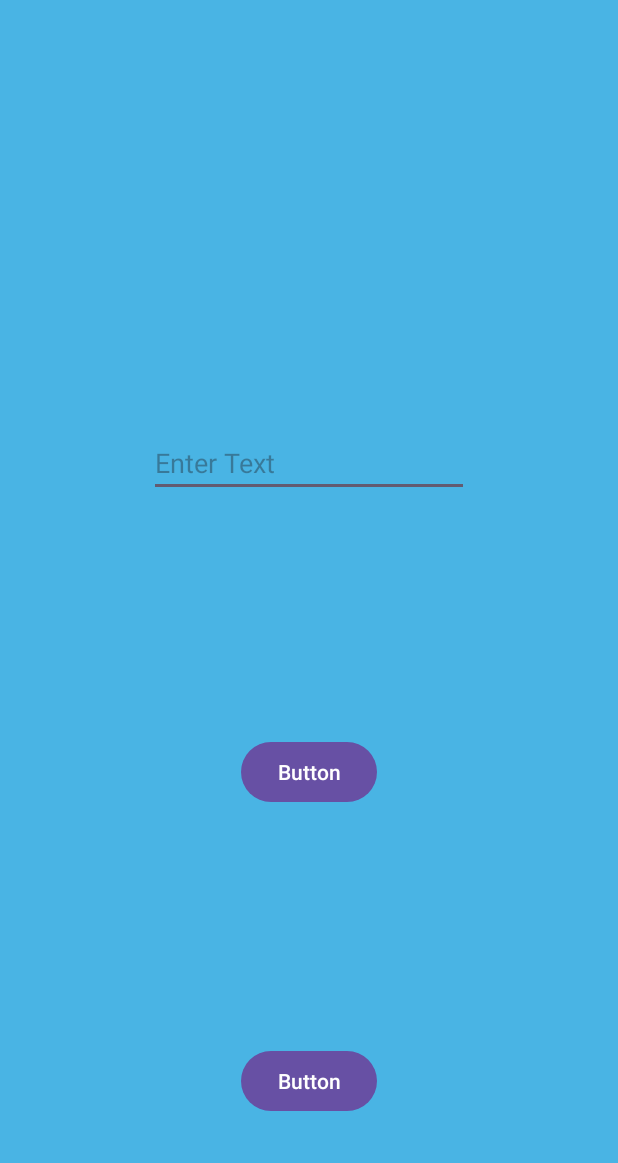
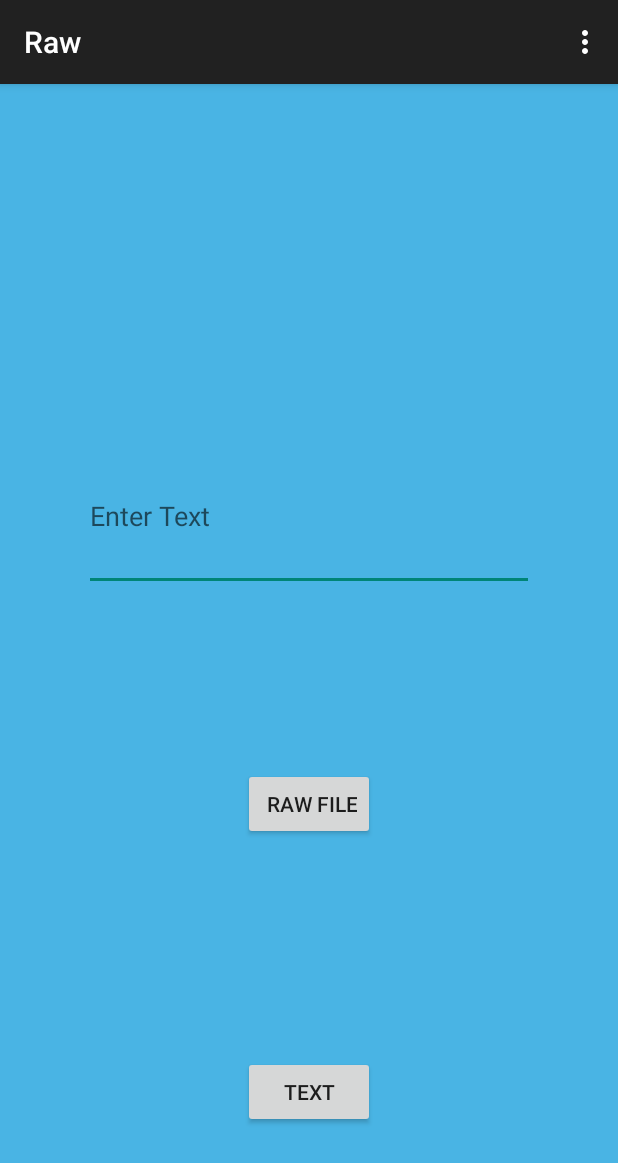
Before and after one commit to ls4564/Raw, an Android app: the screen it shows after launch (MainActivity), on a phone screen of 412 x 824 dp. Shown: the top 1163 px of the screen. Run offline under Robolectric (Android 15) with nearby library versions, the phone set to English and light mode, and no system bars.

Commit message:
add all the functional of the code

```diff
--- a/app/src/main/java/com/example/raw/MainActivity.java
+++ b/app/src/main/java/com/example/raw/MainActivity.java
@@ -1,6 +1,12 @@
 package com.example.raw;
 
+import android.content.Intent;
 import android.os.Bundle;
+import android.view.Menu;
+import android.view.MenuItem;
+import android.view.View;
+import android.widget.EditText;
+import android.widget.TextView;
 
 import androidx.activity.EdgeToEdge;
 import androidx.appcompat.app.AppCompatActivity;
@@ -8,13 +14,78 @@ import androidx.core.graphics.Insets;
 import androidx.core.view.ViewCompat;
 import androidx.core.view.WindowInsetsCompat;
 
+import java.io.BufferedReader;
+import java.io.IOException;
+import java.io.InputStream;
+import java.io.InputStreamReader;
+
 public class MainActivity extends AppCompatActivity {
-
+    TextView tv1;
+    EditText eD1;
+    private final String FILENAME = "text.txt";
     @Override
     protected void onCreate(Bundle savedInstanceState)
     {
         super.onCreate(savedInstanceState);
         setContentView(R.layout.activity_main);
+        weddings();
 
     }
+
+    public void weddings()
+    {
+        tv1 = findViewById(R.id.tv1);
+        eD1 = findViewById(R.id.eD1);
+    }
+
+
+    public void btn_raw_file(View view) {
+        String fileName = FILENAME.substring(0,FILENAME.length()-4);
+        int resourceId = this.getResources().getIdentifier(fileName,
+                "raw",this.getPackageName());
+
+        try
+        {
+            InputStream iS = this.getResources().openRawResource(resourceId);
+            InputStreamReader iSR = new InputStreamReader(iS);
+            BufferedReader bR = new BufferedReader(iSR);
+            StringBuffer sB = new StringBuffer();
+            String line = bR.readLine();
+            while (line != null) {
+                sB.append(line + '\n');
+                line = bR.readLine();
+            }
+            bR.close();
+            iSR.close();
+            iS.close();
+            tv1.setText(sB.toString());
+        } catch (IOException e)
+        {
+            throw new RuntimeException(e);
+        }
+    }
+
+    public void brn_text(View view)
+    {
+        String data = eD1.getText().toString();
+        tv1.setText(data);
+    }
+
+    @Override
+    public boolean onCreateOptionsMenu (Menu menu) {
+        getMenuInflater().inflate(R.menu.main,menu);
+        return super.onCreateOptionsMenu(menu);
+    }
+
+    public boolean onOptionsItemSelected (MenuItem item) {
+        int id = item.getItemId();
+
+        if(id == R.id.it2)
+        {
+            Intent si = new Intent(this, MainActivity2.class);
+            startActivity(si);
+        }
+        return true;
+    }
+
 }
--- a/app/src/main/res/layout/activity_main.xml
+++ b/app/src/main/res/layout/activity_main.xml
@@ -17,7 +17,7 @@
         android:orientation="horizontal">
 
         <TextView
-            android:id="@+id/textView"
+            android:id="@+id/tv1"
             android:layout_width="200dp"
             android:layout_height="100dp"
             android:gravity="center"
@@ -32,9 +32,9 @@
         android:orientation="horizontal">
 
         <EditText
-            android:id="@+id/editTextText"
-            android:layout_width="wrap_content"
-            android:layout_height="wrap_content"
+            android:id="@+id/eD1"
+            android:layout_width="300dp"
+            android:layout_height="100dp"
             android:ems="10"
             android:hint="Enter Text"
             android:inputType="text" />
@@ -48,10 +48,10 @@
         android:orientation="horizontal">
 
         <Button
-            android:id="@+id/button"
             android:layout_width="wrap_content"
             android:layout_height="wrap_content"
-            android:text="Button" />
+            android:onClick="btn_raw_file"
+            android:text=" Raw file" />
     </LinearLayout>
 
     <LinearLayout
@@ -62,9 +62,9 @@
         android:orientation="horizontal">
 
         <Button
-            android:id="@+id/button2"
             android:layout_width="wrap_content"
             android:layout_height="wrap_content"
-            android:text="Button" />
+            android:onClick="brn_text"
+            android:text="Text" />
     </LinearLayout>
 </LinearLayout>
--- /dev/null
+++ b/app/src/main/res/menu/main.xml
@@ -0,0 +1,9 @@
+<?xml version="1.0" encoding="utf-8"?>
+<menu xmlns:android="http://schemas.android.com/apk/res/android">
+    <item
+        android:id="@+id/it1"
+        android:title="Home" />
+    <item
+        android:id="@+id/it2"
+        android:title="Credits page" />
+</menu>
--- /dev/null
+++ b/app/src/main/res/raw/text.txt
@@ -0,0 +1 @@
+Lior the king
```
Also changed, not shown: app/src/main/AndroidManifest.xml (+7 -4 lines), app/src/main/java/com/example/raw/MainActivity2.java (added, +39 -0 lines), app/src/main/res/layout/activity_main2.xml (added, +21 -0 lines).
